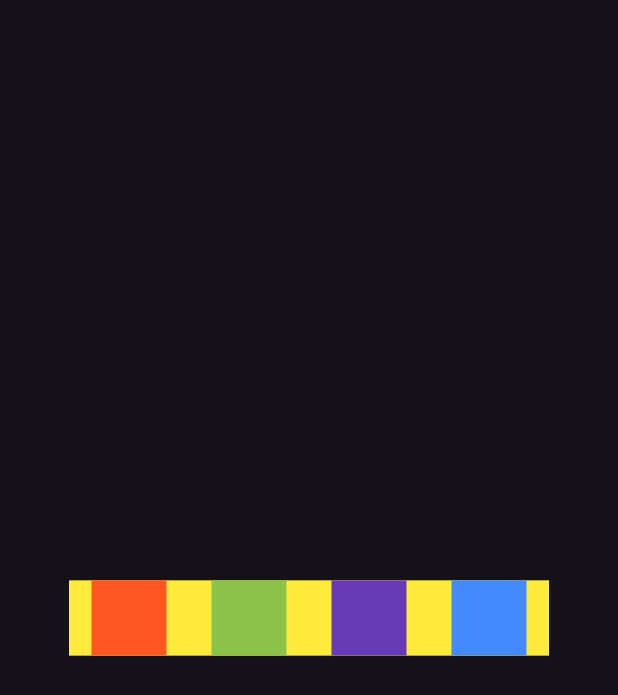
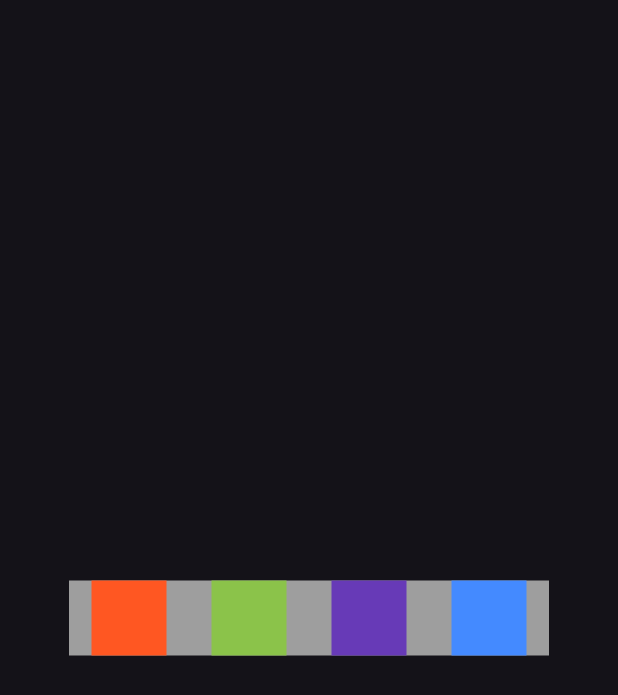
Before and after one commit to Sojourner64564/draggable_buttons_testapp, a Flutter app: the screen it shows after launch, on a phone screen of 412 x 824 dp. Shown: the top 695 px of the screen. Run offline on Flutter 3.47's test engine with Material 3 defaults, Android fonts, the light colour scheme and no system bars; our stand-ins replace flutter_bloc.

Commit message:
убрал ненужный контейнер

```diff
--- a/lib/draggable_page.dart
+++ b/lib/draggable_page.dart
@@ -47,12 +47,10 @@ class _DraggablePageState extends State<DraggablePage> {
             children: [
               Container(
                 color: Colors.grey,
-                //width: 350,
                 height: 50,
                 child: Stack(
                   children: [
-                    Container(
-                      color: Colors.yellow,
+                    SizedBox(
                       key: widgetKey,
                       child: MouseRegion(
                         onEnter: (PointerEnterEvent pointer) {
```
